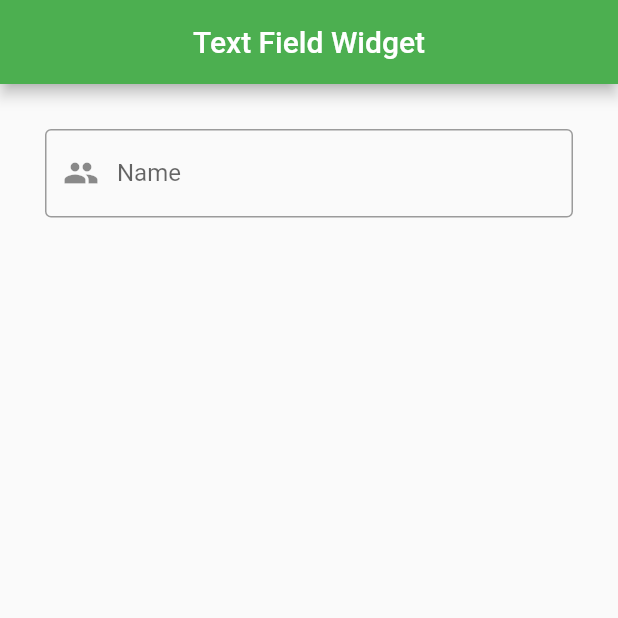
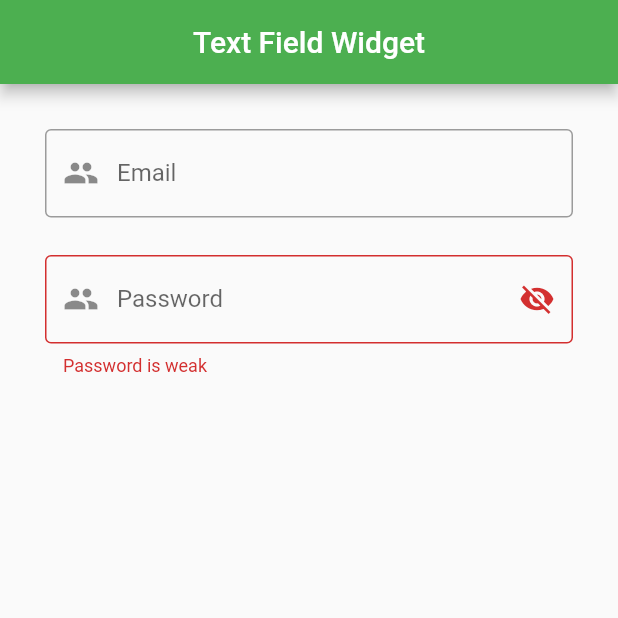
Before and after one commit to RashiqulRony/Flutter-Test-App, a Flutter app: the screen it shows after launch, on a phone screen of 412 x 824 dp, the top half of it. Run offline on Flutter 3.47's test engine with Material 2 defaults, Android fonts, the phone set to English and light mode, and no system bars.

Commit message:
Text field done

```diff
--- a/lib/screen/textfieldwidget.dart
+++ b/lib/screen/textfieldwidget.dart
@@ -10,8 +10,8 @@ class TextFieldWidget extends StatefulWidget {
 class _TextFieldWidgetState extends State<TextFieldWidget> {
 
   final TextEditingController controller = TextEditingController();
-
-  @override
+  String password = '';
+  bool obscure = false;
 
   @override
   void initState() {
@@ -38,8 +38,8 @@ class _TextFieldWidgetState extends State<TextFieldWidget> {
             controller: controller,
             decoration: InputDecoration(
               border: OutlineInputBorder(),
-              labelText: "Name",
-              hintText: "Mr. Alex",
+              labelText: "Email",
+              hintText: "test@test.com",
               prefixIcon: Icon(Icons.people),
               suffixIcon: controller.text.isEmpty ? Container(width: 0) : IconButton(
                 onPressed: (){
@@ -49,6 +49,35 @@ class _TextFieldWidgetState extends State<TextFieldWidget> {
               )
             ),
         ),
+
+        SizedBox(height: 25),
+
+        TextField(
+            textInputAction: TextInputAction.next,
+            keyboardType: TextInputType.text,
+            //controller: controller,
+            onChanged: (value) {
+              setState(() {
+                 password = value;
+              });
+
+              print(password);
+            },
+            obscureText: obscure,
+            decoration: InputDecoration(
+              border: OutlineInputBorder(),
+              labelText: "Password",
+              errorText: "Password is weak",
+              prefixIcon: Icon(Icons.people),
+              suffixIcon: IconButton(onPressed: () {
+                setState(() {
+                  obscure = !obscure;
+                });
+              }, icon: obscure ? Icon(Icons.visibility) : Icon(Icons.visibility_off),)
+            ),
+        ),
+        SizedBox(height: 10),
+        Text(password),
         // SizedBox(height: 25),
         // TextField(
         //   controller: controller,
```
